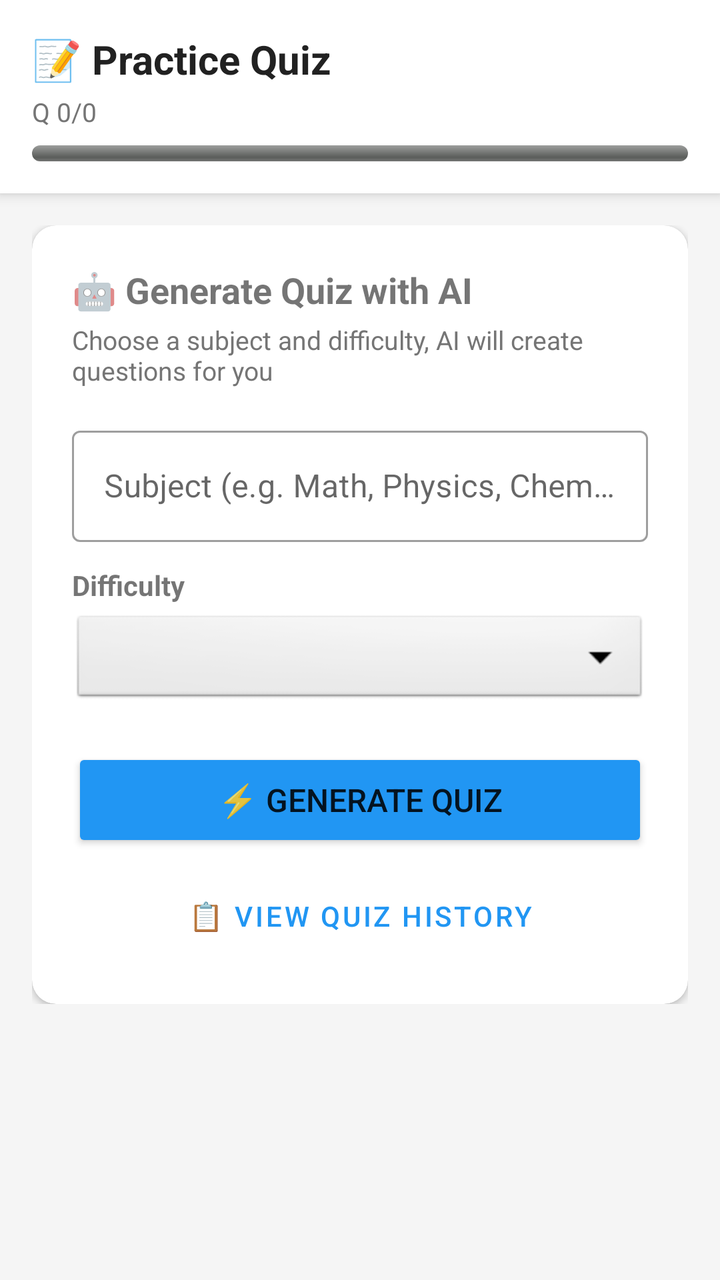
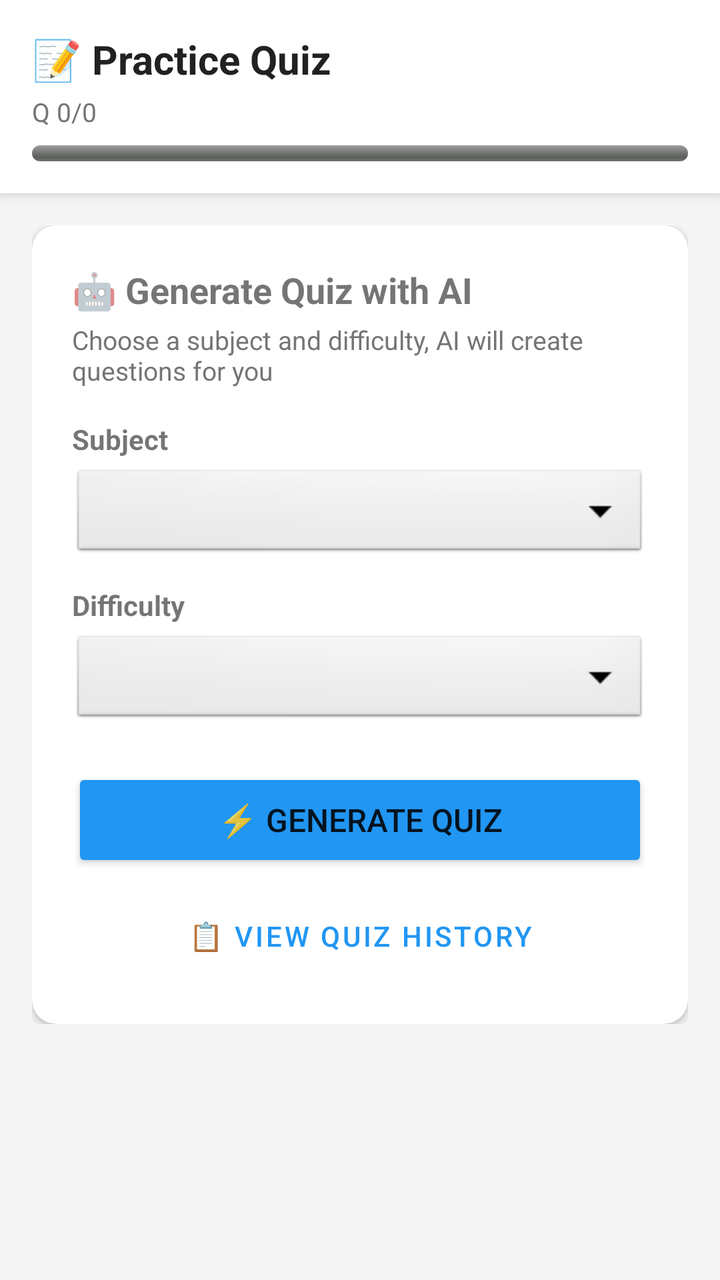

Screens rendered from an Android XML layout before and after an edit, with the pre-edit source and the edit as a unified diff.
<!-- AndroidManifest.xml: application theme Theme.AIStudyMentor -->
<!-- res/layout/fragment_quiz.xml -->
<?xml version="1.0" encoding="utf-8"?>
<LinearLayout
    xmlns:android="http://schemas.android.com/apk/res/android"
    xmlns:app="http://schemas.android.com/apk/res-auto"
    android:layout_width="match_parent"
    android:layout_height="match_parent"
    android:background="@color/background"
    android:orientation="vertical">

    
    <LinearLayout
        android:layout_width="match_parent"
        android:layout_height="wrap_content"
        android:background="@color/white"
        android:elevation="4dp"
        android:gravity="center_vertical"
        android:orientation="vertical"
        android:padding="16dp">

        <TextView
            android:layout_width="wrap_content"
            android:layout_height="wrap_content"
            android:text="📝 Practice Quiz"
            android:textColor="@color/text_primary"
            android:textSize="20sp"
            android:textStyle="bold" />

        
        <TextView
            android:id="@+id/tv_quiz_progress"
            android:layout_width="wrap_content"
            android:layout_height="wrap_content"
            android:layout_marginTop="4dp"
            android:text="Q 0/0"
            android:textColor="@color/text_secondary"
            android:textSize="13sp" />

        
        <ProgressBar
            android:id="@+id/progress_bar_quiz"
            style="@android:style/Widget.ProgressBar.Horizontal"
            android:layout_width="match_parent"
            android:layout_height="8dp"
            android:layout_marginTop="8dp"
            android:max="100"
            android:progress="0"
            android:progressTint="@color/primary" />
    </LinearLayout>

    
    <ScrollView
        android:id="@+id/layout_quiz_setup"
        android:layout_width="match_parent"
        android:layout_height="0dp"
        android:layout_weight="1"
        android:padding="16dp">

        <LinearLayout
            android:layout_width="match_parent"
            android:layout_height="wrap_content"
            android:orientation="vertical">

            <com.google.android.material.card.MaterialCardView
                android:layout_width="match_parent"
                android:layout_height="wrap_content"
                app:cardCornerRadius="12dp"
                app:cardElevation="2dp">

                <LinearLayout
                    android:layout_width="match_parent"
                    android:layout_height="wrap_content"
                    android:orientation="vertical"
                    android:padding="20dp">

                    <TextView
                        android:layout_width="wrap_content"
                        android:layout_height="wrap_content"
                        android:text="🤖 Generate Quiz with AI"
                        android:textSize="18sp"
                        android:textStyle="bold" />

                    <TextView
                        android:layout_width="wrap_content"
                        android:layout_height="wrap_content"
                        android:layout_marginTop="4dp"
                        android:text="Choose a subject and difficulty, AI will create questions for you"
                        android:textColor="@color/text_secondary"
                        android:textSize="13sp" />

                    
                    <com.google.android.material.textfield.TextInputLayout
                        style="@style/Widget.MaterialComponents.TextInputLayout.OutlinedBox"
                        android:layout_width="match_parent"
                        android:layout_height="wrap_content"
                        android:layout_marginTop="16dp"
                        android:hint="Subject (e.g. Math, Physics, Chemistry)">

                        <com.google.android.material.textfield.TextInputEditText
                            android:id="@+id/et_quiz_subject"
                            android:layout_width="match_parent"
                            android:layout_height="wrap_content"
                            android:inputType="text" />
                    </com.google.android.material.textfield.TextInputLayout>

                    
                    <TextView
                        android:layout_width="wrap_content"
                        android:layout_height="wrap_content"
                        android:layout_marginTop="12dp"
                        android:text="Difficulty"
                        android:textSize="14sp"
                        android:textStyle="bold" />

                    <Spinner
                        android:id="@+id/spinner_difficulty"
                        android:layout_width="match_parent"
                        android:layout_height="48dp"
                        android:layout_marginTop="4dp"
                        android:background="@android:drawable/btn_dropdown"
                        android:spinnerMode="dropdown" />

                    
                    <Button
                        android:id="@+id/btn_generate_quiz"
                        android:layout_width="match_parent"
                        android:layout_height="52dp"
                        android:layout_marginTop="20dp"
                        android:backgroundTint="@color/primary"
                        android:text="⚡ Generate Quiz"
                        android:textSize="16sp" />

                    
                    <Button
                        android:id="@+id/btn_view_history_setup"
                        style="@style/Widget.MaterialComponents.Button.OutlinedButton"
                        android:layout_width="match_parent"
                        android:layout_height="48dp"
                        android:layout_marginTop="8dp"
                        android:text="📋 View Quiz History"
                        android:textSize="14sp" />

                    
                    <TextView
                        android:id="@+id/tv_quiz_error"
                        android:layout_width="match_parent"
                        android:layout_height="wrap_content"
                        android:layout_marginTop="8dp"
                        android:textColor="@color/error"
                        android:textSize="13sp"
                        android:visibility="gone" />

                </LinearLayout>
            </com.google.android.material.card.MaterialCardView>

        </LinearLayout>
    </ScrollView>

    
    <LinearLayout
        android:id="@+id/layout_quiz_loading"
        android:layout_width="match_parent"
        android:layout_height="0dp"
        android:layout_weight="1"
        android:gravity="center"
        android:orientation="vertical"
        android:visibility="gone">

        <ProgressBar
            android:layout_width="48dp"
            android:layout_height="48dp" />

        <TextView
            android:id="@+id/tv_loading_status"
            android:layout_width="wrap_content"
            android:layout_height="wrap_content"
            android:layout_marginTop="16dp"
            android:text="AI is generating your quiz..."
            android:textColor="@color/text_secondary"
            android:textSize="15sp" />

        <TextView
            android:layout_width="wrap_content"
            android:layout_height="wrap_content"
            android:layout_marginTop="4dp"
            android:text="This may take a few seconds"
            android:textColor="@color/text_secondary"
            android:textSize="13sp" />
    </LinearLayout>

    
    <androidx.recyclerview.widget.RecyclerView
        android:id="@+id/rv_quiz_questions"
        android:layout_width="match_parent"
        android:layout_height="0dp"
        android:layout_weight="1"
        android:clipToPadding="false"
        android:padding="12dp"
        android:visibility="gone" />

    
    <LinearLayout
        android:id="@+id/layout_quiz_result"
        android:layout_width="match_parent"
        android:layout_height="wrap_content"
        android:background="@color/white"
        android:elevation="4dp"
        android:gravity="center"
        android:orientation="vertical"
        android:padding="16dp"
        android:visibility="gone">

        <TextView
            android:id="@+id/tv_quiz_score"
            android:layout_width="wrap_content"
            android:layout_height="wrap_content"
            android:text="Kết quả: 0/0"
            android:textColor="@color/primary"
            android:textSize="18sp"
            android:textStyle="bold" />

        <Button
            android:id="@+id/btn_finish_quiz"
            android:layout_width="match_parent"
            android:layout_height="48dp"
            android:layout_marginTop="10dp"
            android:backgroundTint="@color/primary"
            android:text="New Quiz"
            android:textSize="15sp" />

        <Button
            android:id="@+id/btn_view_history"
            style="@style/Widget.MaterialComponents.Button.OutlinedButton"
            android:layout_width="match_parent"
            android:layout_height="48dp"
            android:layout_marginTop="8dp"
            android:text="📋 View History"
            android:textSize="15sp" />
    </LinearLayout>

</LinearLayout>
<!-- resources referenced by this layout -->
<resources>
  <color name="background">#F5F5F5</color>
  <color name="error">#F44336</color>
  <color name="primary">#2196F3</color>
  <color name="text_primary">#212121</color>
  <color name="text_secondary">#757575</color>
  <color name="white">#FFFFFF</color>
  <style name="Theme.AIStudyMentor" parent="Theme.MaterialComponents.DayNight.DarkActionBar">
          <item name="colorPrimary">@color/primary</item>
          <item name="colorPrimaryDark">@color/primary_dark</item>
          <item name="colorAccent">@color/accent</item>
          <item name="android:windowBackground">@color/background</item>
          <item name="android:statusBarColor">@color/primary</item>
      </style>
  <color name="primary_dark">#1565C0</color>
  <color name="accent">#FF9800</color>
</resources>

<!-- the commit's change to res/layout/fragment_quiz.xml (unified diff, before → after) -->
@@ -88,19 +88,21 @@
                         android:textSize="13sp" />
 
                     
-                    <com.google.android.material.textfield.TextInputLayout
-                        style="@style/Widget.MaterialComponents.TextInputLayout.OutlinedBox"
-                        android:layout_width="match_parent"
+                    <TextView
+                        android:layout_width="wrap_content"
                         android:layout_height="wrap_content"
                         android:layout_marginTop="16dp"
-                        android:hint="Subject (e.g. Math, Physics, Chemistry)">
-
-                        <com.google.android.material.textfield.TextInputEditText
-                            android:id="@+id/et_quiz_subject"
-                            android:layout_width="match_parent"
-                            android:layout_height="wrap_content"
-                            android:inputType="text" />
-                    </com.google.android.material.textfield.TextInputLayout>
+                        android:text="Subject"
+                        android:textSize="14sp"
+                        android:textStyle="bold" />
+
+                    <Spinner
+                        android:id="@+id/spinner_quiz_subject"
+                        android:layout_width="match_parent"
+                        android:layout_height="48dp"
+                        android:layout_marginTop="4dp"
+                        android:background="@android:drawable/btn_dropdown"
+                        android:spinnerMode="dropdown" />
 
                     
                     <TextView
